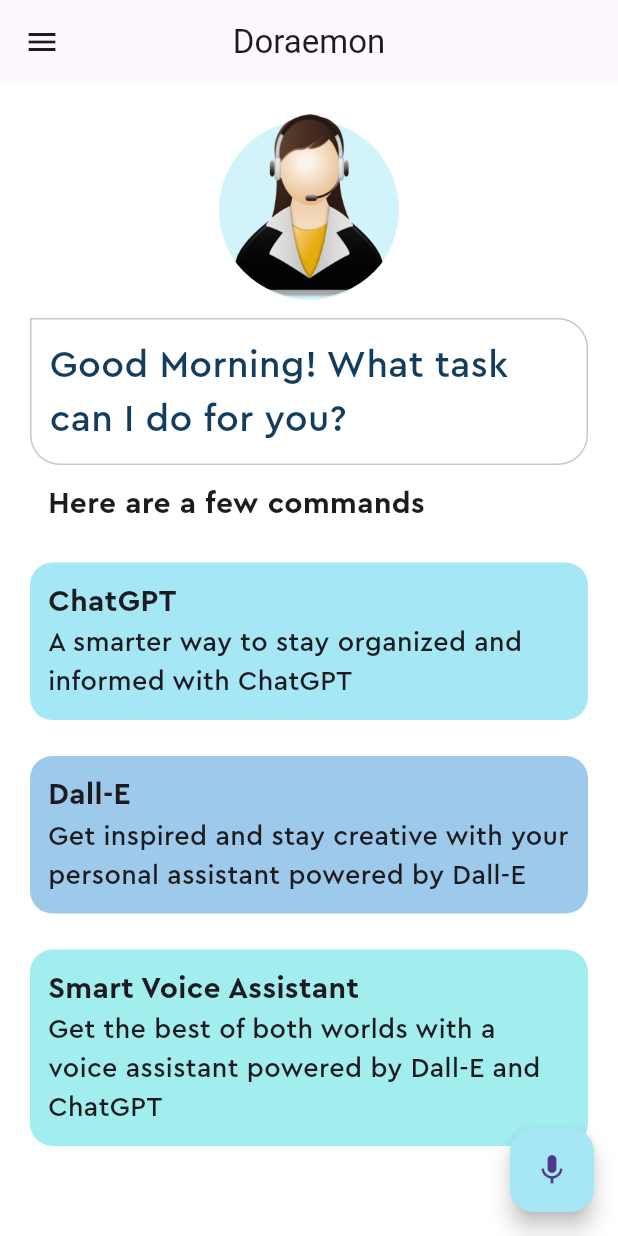
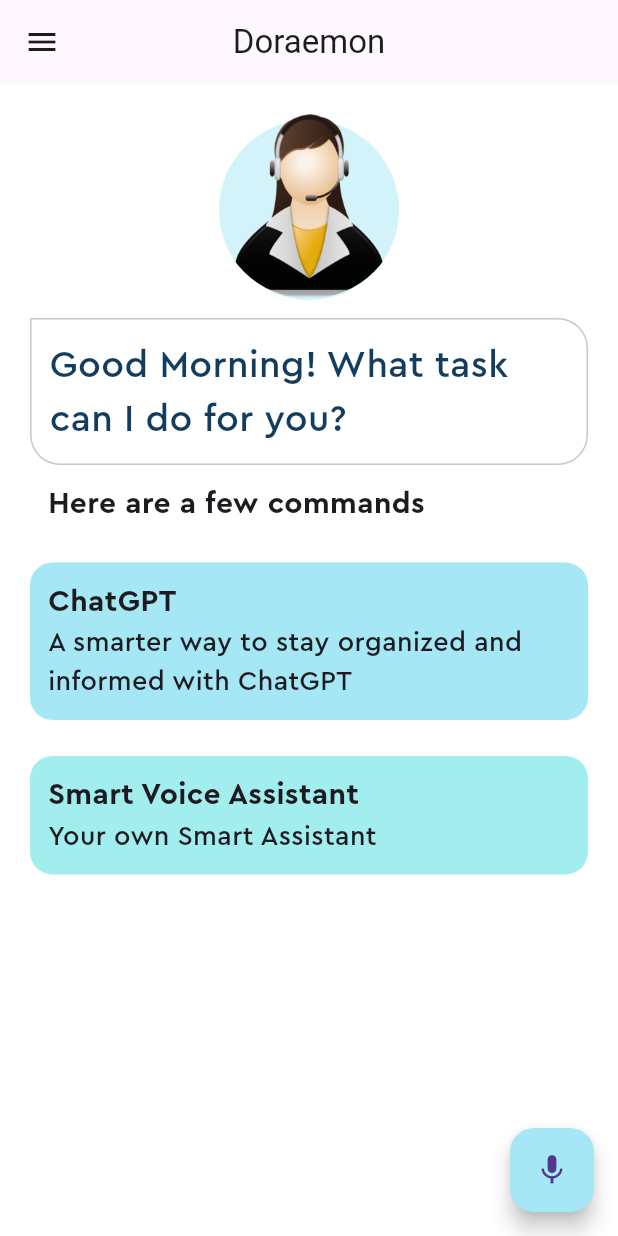
Before and after one commit to shreyaniraula/Virtual_Assistant, a Flutter app: the screen it shows after launch, on a phone screen of 412 x 824 dp. Run offline on Flutter 3.47's test engine with Material 2 defaults, Android fonts, the phone set to English and light mode, and no system bars; our stand-ins replace flutter_tts, speech_to_text.

```diff
--- a/lib/feature_box.dart
+++ b/lib/feature_box.dart
@@ -34,11 +34,14 @@ class FeatureBox extends StatelessWidget {
               ),
             ),
           ),
-          Text(
-            descriptionText,
-            style: const TextStyle(
-              fontSize: 18.0,
-              fontFamily: 'Cera Pro',
+          Align(
+            alignment: Alignment.centerLeft,
+            child: Text(
+              descriptionText,
+              style: const TextStyle(
+                fontSize: 18.0,
+                fontFamily: 'Cera Pro',
+              ),
             ),
           ),
         ],
--- a/lib/home_page.dart
+++ b/lib/home_page.dart
@@ -2,9 +2,9 @@ import 'package:flutter/material.dart';
 import 'package:speech_to_text/speech_recognition_result.dart';
 import 'package:speech_to_text/speech_to_text.dart';
 import 'package:virtual_assistant/feature_box.dart';
-import 'package:virtual_assistant/openAI_service.dart';
 import 'package:virtual_assistant/pallete.dart';
 import 'package:virtual_assistant/rapid_api_service.dart';
+import 'package:flutter_tts/flutter_tts.dart';
 
 class HomePage extends StatefulWidget {
   const HomePage({super.key});
@@ -15,9 +15,11 @@ class HomePage extends StatefulWidget {
 
 class _HomePageState extends State<HomePage> {
   SpeechToText speechToText = SpeechToText();
+  FlutterTts textToSpeech = FlutterTts();
   String lastWords = '';
-  // OpenAIService openAIService = OpenAIService();
   RapidAIService rapidAIService = RapidAIService();
+  bool contentPresent = false;
+  String? generatedContent;
 
   @override
   void initState() {
@@ -43,14 +45,18 @@ class _HomePageState extends State<HomePage> {
   void onSpeechResult(SpeechRecognitionResult result) {
     setState(() {
       lastWords = result.recognizedWords;
-      print(lastWords);
     });
+  }
+
+  Future<void> systemSpeak(String content) async {
+    textToSpeech.speak(content);
   }
 
   @override
   void dispose() {
     super.dispose();
     speechToText.stop();
+    textToSpeech.stop();
   }
 
   @override
@@ -99,18 +105,21 @@ class _HomePageState extends State<HomePage> {
                     topLeft: Radius.zero,
                   ),
                 ),
-                child: const Text(
+                child: Text(
+                  generatedContent ??
                       'Good Morning! What task can I do for you?',
                   style: TextStyle(
                     color: Pallete.mainFontColor,
-                    fontSize: 25.0,
+                    fontSize: generatedContent == null ? 25.0 : 18.0,
                     fontFamily: 'Cera Pro',
                   ),
                 ),
               ),
 
               //Here are a few commands
-              Container(
+              Visibility(
+                visible: generatedContent == null,
+                child: Container(
                   padding: const EdgeInsets.all(12.0),
                   alignment: Alignment.centerLeft,
                   child: const Text(
@@ -122,25 +131,27 @@ class _HomePageState extends State<HomePage> {
                     ),
                   ),
                 ),
+              ),
 
               //Cards of chatgpt, dall-e...
-              const FeatureBox(
+              Visibility(
+                visible: generatedContent==null,
+                child: const Column(
+                  children: [
+                    FeatureBox(
                       headerText: 'ChatGPT',
                       descriptionText:
                           'A smarter way to stay organized and informed with ChatGPT',
                       boxColor: Pallete.firstSuggestionBoxColor,
                     ),
-              const FeatureBox(
-                headerText: 'Dall-E',
-                descriptionText:
-                    'Get inspired and stay creative with your personal assistant powered by Dall-E',
-                boxColor: Pallete.secondSuggestionBoxColor,
-              ),
-              const FeatureBox(
+                    FeatureBox(
                       headerText: 'Smart Voice Assistant',
                       descriptionText:
-                    'Get the best of both worlds with a voice assistant powered by Dall-E and ChatGPT',
+                          'Your own Smart Assistant',
                       boxColor: Pallete.thirdSuggestionBoxColor,
+                    ),
+                  ],
+                ),
               ),
             ],
           ),
@@ -152,8 +163,9 @@ class _HomePageState extends State<HomePage> {
           if (await speechToText.hasPermission && speechToText.isNotListening) {
             await startListening();
           } else if (speechToText.isListening) {
-            // await openAIService.isArtPromptAPI(lastWords);
-            final response = await rapidAIService.textRequest(lastWords);
+            generatedContent = await rapidAIService.textRequest(lastWords);
+            await systemSpeak(generatedContent!);
+            setState(() {});
             await stopListening();
           } else {
             initSpeechToText();
--- a/lib/rapid_api_service.dart
+++ b/lib/rapid_api_service.dart
@@ -4,12 +4,87 @@ import 'package:http/http.dart' as http;
 import 'package:virtual_assistant/secret_key.dart';
 
 class RapidAIService {
+  final List<Map<String, String>> messages = [];
+
+  Future<String> textRequest(String prompt) async {
+    messages.add(
+      {
+        'role': 'user',
+        'content': prompt,
+      },
+    );
+
+    try {
+      Uri uri = Uri.https('ai-chatbot.p.rapidapi.com', '/chat/free', {
+        'message': prompt,
+        'uid': 'user',
+      });
+      final res = await http.get(
+        uri,
+        headers: {
+          'X-RapidAPI-Key': rapidAIAPIKey,
+          'X-RapidAPI-Host': 'ai-chatbot.p.rapidapi.com',
+        },
+      );
+      if (res.statusCode == 200) {
+        String response = json.decode(res.body)['chatbot']['response'];
+        response = response.trim();
+
+        messages.add(
+          {
+            'role': 'assistant',
+            'content': response,
+          },
+        );
+        return response;
+      }
+      return 'An internal error occurred';
+    } catch (e) {
+      return e.toString();
+    }
+  }
+
+/*
+  Future<String> imageRequest(String prompt) async {
+    messages.add(
+      {
+        'role': 'user',
+        'content': prompt,
+      },
+    );
+    try {
+      Uri uri = Uri.parse('https://api.replicate.com/v1/predictions');
+      final res = await http.post(
+        uri,
+        headers: {
+          'Authorization': 'Token $replicateAPIKey',
+          'Content-Type': 'application/json',
+        },
+        body: jsonEncode({
+          'version':
+              '5c7d5dc6dd8bf75c1acaa8565735e7986bc5b66206b55cca93cb72c9bf15ccaa',
+          'input': {'text': prompt},
+        }),
+      );
+
+      if (res.statusCode >= 200 && res.statusCode < 300) {
+        // String response = json.decode(res.body)['items']['format'];
+        // response = response.trim();
+        // print(response);
+        // return response;
+        final imageUrl = jsonDecode(res.body)['urls']['get'];
+        return imageUrl;
+      }
+      return 'An internal error occurred';
+    } catch (e) {
+      return e.toString();
+    }
   Future<String> isArtPrompt(String prompt) async {
     try {
-      Uri uri = Uri.https('ai-chatbot.p.rapidapi.com', "/chat/free", {
+      Uri uri = Uri.https('ai-chatbot.p.rapidapi.com', '/chat/free', {
         'message':
             'Does this message want to generate an AI picture, art, image or anything similar? $prompt . Simply answer with a yes or no.',
-        'uid': 'user'
+        'uid': 'user',
       });
       final res = await http.get(
         uri,
@@ -38,13 +113,5 @@ class RapidAIService {
     } catch (e) {
       return e.toString();
     }
+  }*/
   }
-
-  Future<String> textRequest(String prompt) async {
-    return 'Chatgpt';
-  }
-
-  Future<String> imageRequest(String prompt) async {
-    return 'Image';
-  }
-}
--- a/pubspec.yaml
+++ b/pubspec.yaml
@@ -14,7 +14,7 @@ dependencies:
   cupertino_icons: ^1.0.2
   speech_to_text: ^6.3.0
   http: ^1.1.0
-  chat_gpt_sdk: ^2.2.4
+  flutter_tts: ^3.8.1
 
 dev_dependencies:
   flutter_test:
```
Also changed, not shown: lib/openAI_service.dart (deleted, +0 -54 lines), pubspec.lock. Lines whose indentation alone changed are shown as unchanged.
